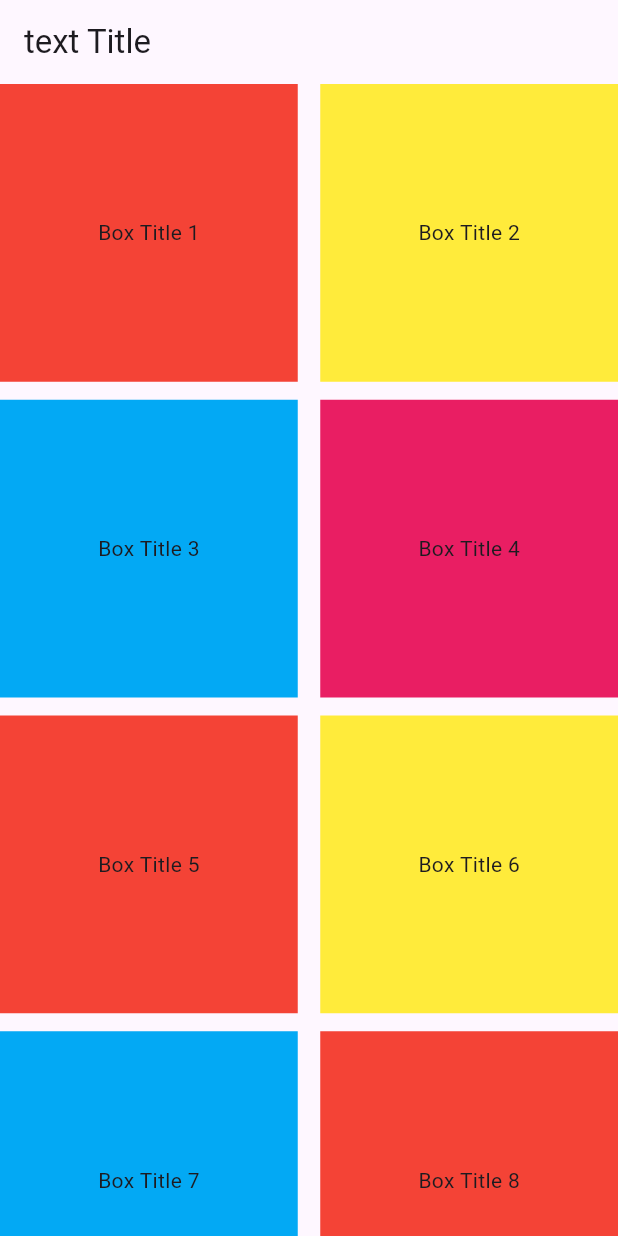
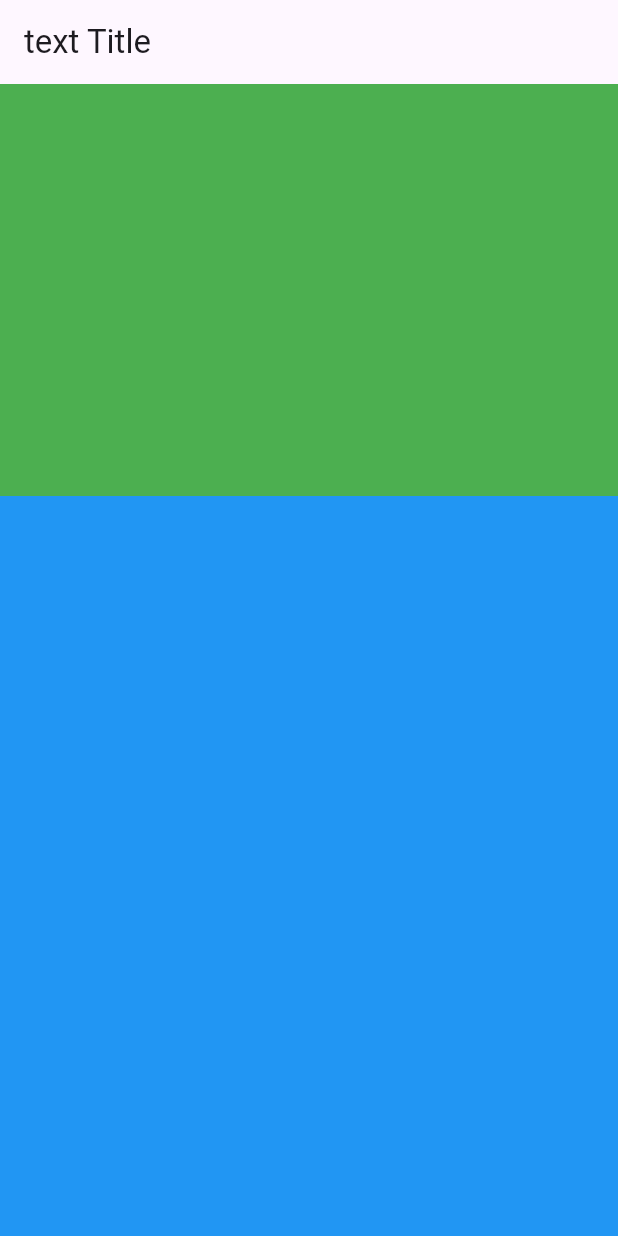
Before and after one commit to kimsungsik03D/flutter_learn, a Flutter app: the screen it shows after launch, on a phone screen of 412 x 824 dp. Run offline on Flutter 3.47's test engine with Material 3 defaults, Android fonts, the phone set to English and light mode, and no system bars.

Commit message:
ch9 SingleChildScrollView,SizedBox

```diff
--- a/learnyoutube/lib/main.dart
+++ b/learnyoutube/lib/main.dart
@@ -57,18 +57,64 @@
   @override
   Widget build(BuildContext context) {
     return Scaffold(
-      appBar: AppBar(title: const Text("text Title")),
-      body: GridView.builder(
-        gridDelegate: const SliverGridDelegateWithFixedCrossAxisCount(
-            crossAxisCount: 2, crossAxisSpacing: 15, mainAxisSpacing: 12),
-        itemCount: postList.length,
-        itemBuilder: (BuildContext con, int index) {
-          return postContainer(
-              number: postList[index]["number"] as String,
-              colorData: postList[index]["color"] as Color);
-        },
-      ),
-    );
+        appBar: AppBar(title: const Text("text Title")),
+        body: SingleChildScrollView(
+          child: Column(
+            children: [
+              SizedBox(
+                height: MediaQuery.of(context).size.height / 3,
+                child: SingleChildScrollView(
+                  child: Column(children: [
+                    Container(
+                      width: MediaQuery.of(context).size.width,
+                      height: 300,
+                      color: Colors.green,
+                    ),
+                    Container(
+                      width: MediaQuery.of(context).size.width,
+                      height: 300,
+                      color: Colors.red,
+                    ),
+                  ]),
+                ),
+              ),
+              SizedBox(
+                height: MediaQuery.of(context).size.height / 3,
+                child: SingleChildScrollView(
+                  child: Column(children: [
+                    Container(
+                      width: MediaQuery.of(context).size.width,
+                      height: 300,
+                      color: Colors.blue,
+                    ),
+                    Container(
+                      width: MediaQuery.of(context).size.width,
+                      height: 300,
+                      color: Colors.purple,
+                    ),
+                  ]),
+                ),
+              ),
+              SizedBox(
+                height: MediaQuery.of(context).size.height / 3,
+                child: SingleChildScrollView(
+                  child: Column(children: [
+                    Container(
+                      width: MediaQuery.of(context).size.width,
+                      height: 300,
+                      color: Colors.blue,
+                    ),
+                    Container(
+                      width: MediaQuery.of(context).size.width,
+                      height: 300,
+                      color: Colors.purple,
+                    ),
+                  ]),
+                ),
+              ),
+            ],
+          ),
+        ));
   }
 
   Widget postContainer({String number = "0", Color colorData = Colors.amber}) {
```
